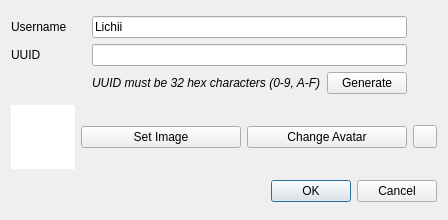
This is src/lichii/configuration/system/new_user_dialog.ui in elnekugm/TuttiFrutti as Qt 5 draws it before an edit. The edited form follows.
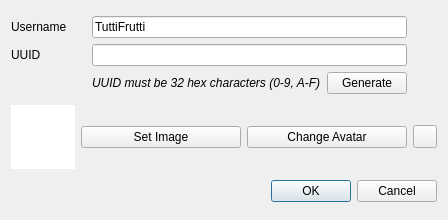
This is the edited form.

Commit message:
Rebrand to TuttiFrutti: name, icon, wordmark and updater repo
A port on Windows keeps its data in a user folder beside the emulator and imports the previous profile on first start.

```diff
--- a/src/lichii/configuration/system/new_user_dialog.ui
+++ b/src/lichii/configuration/system/new_user_dialog.ui
@@ -57,7 +57,7 @@
      <item row="0" column="1" colspan="2">
       <widget class="QLineEdit" name="username">
        <property name="text">
-        <string>Lichii</string>
+        <string>TuttiFrutti</string>
        </property>
       </widget>
      </item>
```
The commit also changes 43 other files.
